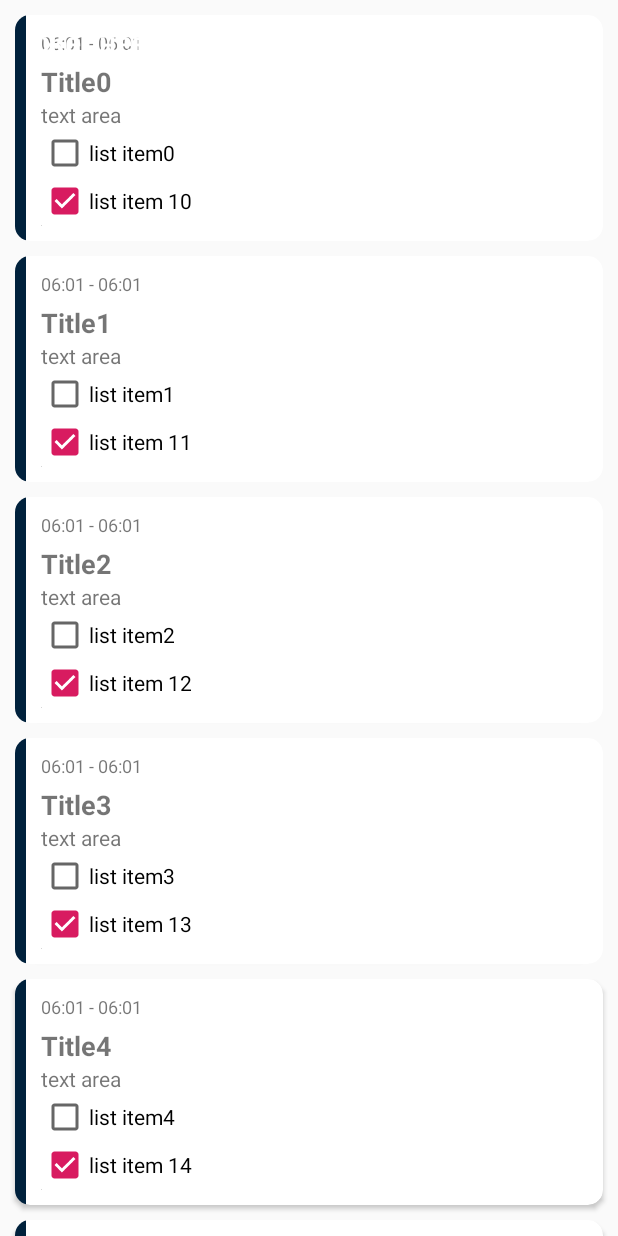
After one commit to VadimSemenuk/dailylist, an Android app: the fragment NoteListFragment shown on its own in the app's theme, on a phone screen of 412 x 824 dp. The commit adds this screen. Run offline under Robolectric (Android 15) with nearby library versions, the phone set to English and light mode, and no system bars; our stand-ins replace Picasso; pictures from the network do not load.

Commit message:
diary and notes fragments added

```diff
--- a/app/build.gradle
+++ b/app/build.gradle
@@ -23,6 +23,7 @@ dependencies {
     implementation 'androidx.appcompat:appcompat:1.0.2'
     implementation 'androidx.constraintlayout:constraintlayout:1.1.3'
     implementation 'androidx.legacy:legacy-support-v4:1.0.0'
+    implementation 'androidx.recyclerview:recyclerview:1.1.0'
     testImplementation 'junit:junit:4.12'
     androidTestImplementation 'androidx.test.ext:junit:1.1.0'
     androidTestImplementation 'androidx.test.espresso:espresso-core:3.1.1'
--- /dev/null
+++ b/app/src/main/java/com/mamindeveloper/dailylist/NoteListFragment.java
@@ -0,0 +1,68 @@
+package com.mamindeveloper.dailylist;
+
+import android.content.Context;
+import android.os.Bundle;
+
+import androidx.fragment.app.Fragment;
+import androidx.recyclerview.widget.LinearLayoutManager;
+import androidx.recyclerview.widget.RecyclerView;
+
+import android.view.LayoutInflater;
+import android.view.View;
+import android.view.ViewGroup;
+
+import org.joda.time.DateTime;
+
+import java.util.ArrayList;
+
+public class NoteListFragment extends Fragment {
+
+    private OnListFragmentInteractionListener mListener;
+
+    ArrayList<Note> notes = new ArrayList<>();
+
+    public NoteListFragment() {
+    }
+
+    @SuppressWarnings("unused")
+    public static NoteListFragment newInstance() {
+        NoteListFragment fragment = new NoteListFragment();
+        return fragment;
+    }
+
+    @Override
+    public void onCreate(Bundle savedInstanceState) {
+        super.onCreate(savedInstanceState);
+    }
+
+    @Override
+    public View onCreateView(LayoutInflater inflater, ViewGroup container,
+                             Bundle savedInstanceState) {
+        View view = inflater.inflate(R.layout.fragment_note_list, container, false);
+
+        notes = NoteRepository.getInstance().getNotes(DateTime.now());
+
+        Context context = view.getContext();
+        RecyclerView recyclerView = (RecyclerView) view;
+        recyclerView.setLayoutManager(new LinearLayoutManager(context));
+        recyclerView.setAdapter(new NoteRecyclerViewAdapter(notes, mListener));
+        return view;
+    }
+
+
+    @Override
+    public void onAttach(Context context) {
+        super.onAttach(context);
+//        mListener = (OnListFragmentInteractionListener) context;
+    }
+
+    @Override
+    public void onDetach() {
+        super.onDetach();
+        mListener = null;
+    }
+
+    public interface OnListFragmentInteractionListener {
+        void onListFragmentInteraction(Note item);
+    }
+}
--- /dev/null
+++ b/app/src/main/java/com/mamindeveloper/dailylist/NoteRecyclerViewAdapter.java
@@ -0,0 +1,129 @@
+package com.mamindeveloper.dailylist;
+
+import androidx.recyclerview.widget.RecyclerView;
+
+import android.graphics.Color;
+import android.view.LayoutInflater;
+import android.view.View;
+import android.view.ViewGroup;
+import android.widget.CheckBox;
+import android.widget.ImageView;
+import android.widget.LinearLayout;
+import android.widget.TextView;
+
+import com.squareup.picasso.Picasso;
+
+import org.joda.time.format.DateTimeFormat;
+import org.joda.time.format.DateTimeFormatter;
+
+import java.util.ArrayList;
+
+public class NoteRecyclerViewAdapter extends RecyclerView.Adapter<NoteRecyclerViewAdapter.ViewHolder> {
+
+    private final ArrayList<Note> mValues;
+    private final NoteListFragment.OnListFragmentInteractionListener mListener;
+
+    public NoteRecyclerViewAdapter(ArrayList<Note> items, NoteListFragment.OnListFragmentInteractionListener listener) {
+        mValues = items;
+        mListener = listener;
+    }
+
+    @Override
+    public ViewHolder onCreateViewHolder(ViewGroup parent, int viewType) {
+        View view = LayoutInflater.from(parent.getContext())
+                .inflate(R.layout.note, parent, false);
+        return new ViewHolder(view);
+    }
+
+    @Override
+    public void onBindViewHolder(final ViewHolder holder, int position) {
+        Note note = mValues.get(position);
+        holder.mItem = note;
+
+        holder.mColorView.setBackgroundColor(Color.parseColor(note.getColor()));
+
+        String noteTime = "";
+        DateTimeFormatter timeFormatter = DateTimeFormat.forPattern("HH:mm");
+        String startTimeFormatted = timeFormatter.print(note.startDateTime);
+        noteTime += startTimeFormatted;
+        if (note.endDateTime != null) {
+            String endTimeFormatted = timeFormatter.print(note.endDateTime);
+            noteTime += " - " + endTimeFormatted;
+        }
+        holder.mTimeView.setText(noteTime);
+
+        holder.mNotificationLabelView.setVisibility(note.isNotificationEnabled ? View.VISIBLE : View.GONE);
+
+        holder.mTitleView.setText(note.title);
+
+        holder.mContentFieldsWrapperView.removeAllViews();
+        for (int a = 0; a < note.contentFields.size(); a++) {
+            NoteContentField _contentField = note.contentFields.get(a);
+
+            if (_contentField instanceof NoteContentFieldTextArea) {
+                NoteContentFieldTextArea contentField = (NoteContentFieldTextArea) _contentField;
+                ViewGroup.LayoutParams linLayoutParam = new ViewGroup.LayoutParams(ViewGroup.LayoutParams.MATCH_PARENT, ViewGroup.LayoutParams.WRAP_CONTENT);
+                TextView textView = new TextView(holder.mView.getContext());
+                textView.setLayoutParams(linLayoutParam);
+                textView.setText(contentField.text);
+                holder.mContentFieldsWrapperView.addView(textView, a);
+            }
+            if (_contentField instanceof NoteContentFieldListItem) {
+                NoteContentFieldListItem contentField = (NoteContentFieldListItem) _contentField;
+                ViewGroup.LayoutParams linLayoutParam = new ViewGroup.LayoutParams(ViewGroup.LayoutParams.WRAP_CONTENT, ViewGroup.LayoutParams.WRAP_CONTENT);
+                CheckBox checkBox = new CheckBox(holder.mView.getContext());
+                checkBox.setLayoutParams(linLayoutParam);
+                checkBox.setText(contentField.text);
+                checkBox.setChecked(contentField.isChecked);
+                holder.mContentFieldsWrapperView.addView(checkBox, a);
+            }
+            if (_contentField instanceof NoteContentFieldImage) {
+                NoteContentFieldImage contentField = (NoteContentFieldImage) _contentField;
+                ViewGroup.LayoutParams linLayoutParam = new ViewGroup.LayoutParams(ViewGroup.LayoutParams.WRAP_CONTENT, ViewGroup.LayoutParams.WRAP_CONTENT);
+                ImageView imageView = new ImageView(holder.mView.getContext());
+                imageView.setLayoutParams(linLayoutParam);
+                Picasso.get().load(contentField.url).into(imageView);
+                holder.mContentFieldsWrapperView.addView(imageView, a);
+            }
+        }
+
+        holder.mView.setOnClickListener(new View.OnClickListener() {
+            @Override
+            public void onClick(View v) {
+                if (null != mListener) {
+                    mListener.onListFragmentInteraction(holder.mItem);
+                }
+            }
+        });
+    }
+
+    @Override
+    public int getItemCount() {
+        return mValues.size();
+    }
+
+    public class ViewHolder extends RecyclerView.ViewHolder {
+        public final View mView;
+        public final LinearLayout mColorView;
+        public final TextView mTimeView;
+        public final ImageView mNotificationLabelView;
+        public final TextView mTitleView;
+        public final LinearLayout mContentFieldsWrapperView;
+        public Note mItem;
+
+        public ViewHolder(View view) {
+            super(view);
+            mView = view;
+            mColorView = (LinearLayout) view.findViewById(R.id.note_color);
+            mTimeView = (TextView) view.findViewById(R.id.note_time);
+            mNotificationLabelView = (ImageView) view.findViewById(R.id.note_notification_label);
+            mTitleView = (TextView) view.findViewById(R.id.note_title);
+            mContentFieldsWrapperView = (LinearLayout) view.findViewById(R.id.note_content_fields_wrapper);
+        }
+
+        @Override
+        public String toString() {
+            return super.toString() + " '" + mTitleView.getText() + "'";
+        }
+    }
+}
--- a/app/src/main/java/com/mamindeveloper/dailylist/NoteRepository.java
+++ b/app/src/main/java/com/mamindeveloper/dailylist/NoteRepository.java
@@ -24,25 +24,27 @@ public class NoteRepository {
     public ArrayList<Note> getNotes(DateTime dateFilter) {
         ArrayList<Note> notes = new ArrayList<>();
 
+        for (int i = 0; i < 10; i++) {
             ArrayList<NoteContentField> contentFields = new ArrayList<>();
 
             contentFields.add(new NoteContentFieldTextArea("text area"));
-        contentFields.add(new NoteContentFieldListItem("list item", false));
-        contentFields.add(new NoteContentFieldListItem("list item 1", true));
+            contentFields.add(new NoteContentFieldListItem("list item" + i, false));
+            contentFields.add(new NoteContentFieldListItem("list item 1" + i, true));
             contentFields.add(new NoteContentFieldImage("https://static.boredpanda.com/blog/wp-content/uploads/2019/11/criminal-cat-solitary-confinement-quilty-fb-png__700.jpg"));
 
             notes.add(
                     new Note(
-                    0,
+                            i,
                             1,
                             DateTime.now(),
                             DateTime.now(),
                             false,
                             false,
-                    "Title",
+                            "Title" + i,
                             contentFields
                     )
             );
+        }
 
         return notes;
     }
--- a/app/src/main/java/com/mamindeveloper/dailylist/NotesListFragment.java
+++ b/app/src/main/java/com/mamindeveloper/dailylist/NotesListFragment.java
@@ -13,8 +13,6 @@ import android.view.ViewGroup;
 import android.widget.CheckBox;
 import android.widget.ImageView;
 import android.widget.LinearLayout;
-import android.widget.ListView;
-import android.widget.RelativeLayout;
 import android.widget.TextView;
 
 import com.squareup.picasso.Picasso;
@@ -80,7 +78,7 @@ public class NotesListFragment extends Fragment {
             noteView.findViewById(R.id.note_color).setBackgroundColor(Color.parseColor(note.getColor()));
 
             String noteTime = "";
-            DateTimeFormatter timeFormatter = DateTimeFormat.forPattern("k:m");
+            DateTimeFormatter timeFormatter = DateTimeFormat.forPattern("HH:mm");
             String startTimeFormatted = timeFormatter.print(note.startDateTime);
             noteTime += startTimeFormatted;
             if (note.endDateTime != null) {
--- /dev/null
+++ b/app/src/main/res/layout/fragment_note_list.xml
@@ -0,0 +1,11 @@
+<?xml version="1.0" encoding="utf-8"?>
+<androidx.recyclerview.widget.RecyclerView xmlns:android="http://schemas.android.com/apk/res/android"
+    xmlns:app="http://schemas.android.com/apk/res-auto"
+    xmlns:tools="http://schemas.android.com/tools"
+    android:id="@+id/list"
+    android:name="com.mamindeveloper.dailylist.ItemFragment"
+    android:layout_width="match_parent"
+    android:layout_height="match_parent"
+    app:layoutManager="LinearLayoutManager"
+    tools:context=".NoteListFragment"
+    tools:listitem="@layout/note" />
--- a/app/src/main/res/layout/fragment_notes_list.xml
+++ b/app/src/main/res/layout/fragment_notes_list.xml
@@ -3,7 +3,7 @@
     xmlns:tools="http://schemas.android.com/tools"
     android:layout_width="match_parent"
     android:layout_height="match_parent"
-    tools:context=".NotesListFragment">
+    tools:context=".NoteListFragment">
 
     <LinearLayout
         android:id="@+id/notes_list_wrapper"
--- a/app/src/main/res/layout/nav_header_main.xml
+++ b/app/src/main/res/layout/nav_header_main.xml
@@ -3,7 +3,9 @@
     android:layout_width="match_parent"
     android:layout_height="wrap_content"
     android:layout_marginLeft="16dp"
-    android:layout_marginTop="32dp"
+    android:layout_marginRight="16dp"
+    android:layout_marginTop="48dp"
+    android:layout_marginBottom="16dp"
     android:fontFamily="sans-serif-condensed"
     android:text="@string/app_name"
     android:textColor="#00838F"
--- a/app/src/main/res/layout/note.xml
+++ b/app/src/main/res/layout/note.xml
@@ -4,12 +4,14 @@
     xmlns:tools="http://schemas.android.com/tools"
     android:layout_width="match_parent"
     android:layout_height="wrap_content"
-    android:layout_margin="5dp"
+    android:layout_marginLeft="10dp"
+    android:layout_marginRight="10dp"
+    android:layout_marginTop="10dp"
     android:clickable="true"
     android:foreground="?android:attr/selectableItemBackground"
     android:orientation="horizontal"
     app:cardBackgroundColor="#FFFFFF"
-    app:cardCornerRadius="8dp">
+    app:cardCornerRadius="10dp">
 
     <LinearLayout
         android:layout_width="match_parent"
@@ -18,7 +20,7 @@
 
         <LinearLayout
             android:id="@+id/note_color"
-            android:layout_width="5dp"
+            android:layout_width="7dp"
             android:layout_height="match_parent"
             android:orientation="vertical"></LinearLayout>
 
@@ -27,12 +29,13 @@
             android:layout_height="match_parent"
             android:layout_weight="1"
             android:orientation="vertical"
-            android:padding="5dp">
+            android:padding="10dp">
 
             <LinearLayout
                 android:id="@+id/note_meta_info"
                 android:layout_width="match_parent"
                 android:layout_height="wrap_content"
+                android:layout_marginBottom="5dp"
                 android:orientation="horizontal">
 
                 <TextView
@@ -41,7 +44,7 @@
                     android:layout_height="wrap_content"
                     android:layout_marginRight="10dp"
                     android:text="11:00 - 12:00"
-                    android:textSize="10sp" />
+                    android:textSize="12sp" />
 
                 <ImageView
                     android:id="@+id/note_notification_label"
--- /dev/null
+++ b/app/src/main/res/values/dimens.xml
@@ -0,0 +1,4 @@
+<?xml version="1.0" encoding="utf-8"?>
+<resources>
+    <dimen name="text_margin">16dp</dimen>
+</resources>
--- a/app/src/main/res/values/strings.xml
+++ b/app/src/main/res/values/strings.xml
@@ -1,6 +1,9 @@
 <resources>
     <string name="app_name">Ежедневник</string>
 
+    <string name="app_bar_main_search_hint">Поиск</string>
+
+    <string name="app_bar_main_calendar">calendar</string>
     <string name="app_bar_main_add">add</string>
 
     <string name="navigation_drawer_open">Open navigation drawer</string>
@@ -11,4 +14,7 @@
     <string name="nav_profile">Профиль</string>
     <string name="menu_settings">Настройки</string>
     <string name="menu_about">О приложении</string>
+
+    <!-- TODO: Remove or change this placeholder text -->
+    <string name="hello_blank_fragment">Hello blank fragment</string>
 </resources>
```
Also changed, not shown: app/src/main/java/com/mamindeveloper/dailylist/DiaryFragment.java (added, +110 -0 lines), app/src/main/java/com/mamindeveloper/dailylist/MainActivity.java (+98 -40 lines), app/src/main/java/com/mamindeveloper/dailylist/MainFragments.java (added, +7 -0 lines), app/src/main/res/drawable/ic_search_black_24dp.xml (added, +9 -0 lines), app/src/main/res/layout/activity_main.xml (+1 -20 lines), app/src/main/res/layout/fragment_diary.xml (added, +29 -0 lines), app/src/main/res/menu/main.xml (+12 -3 lines). Lines whose indentation alone changed are shown as unchanged.
